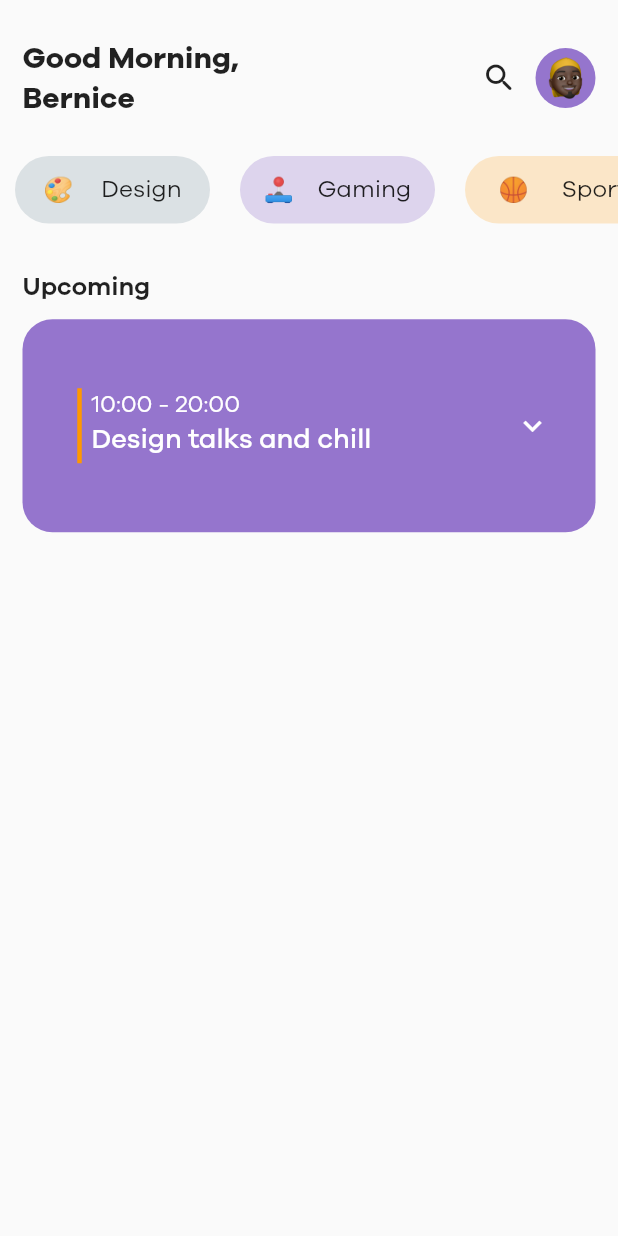
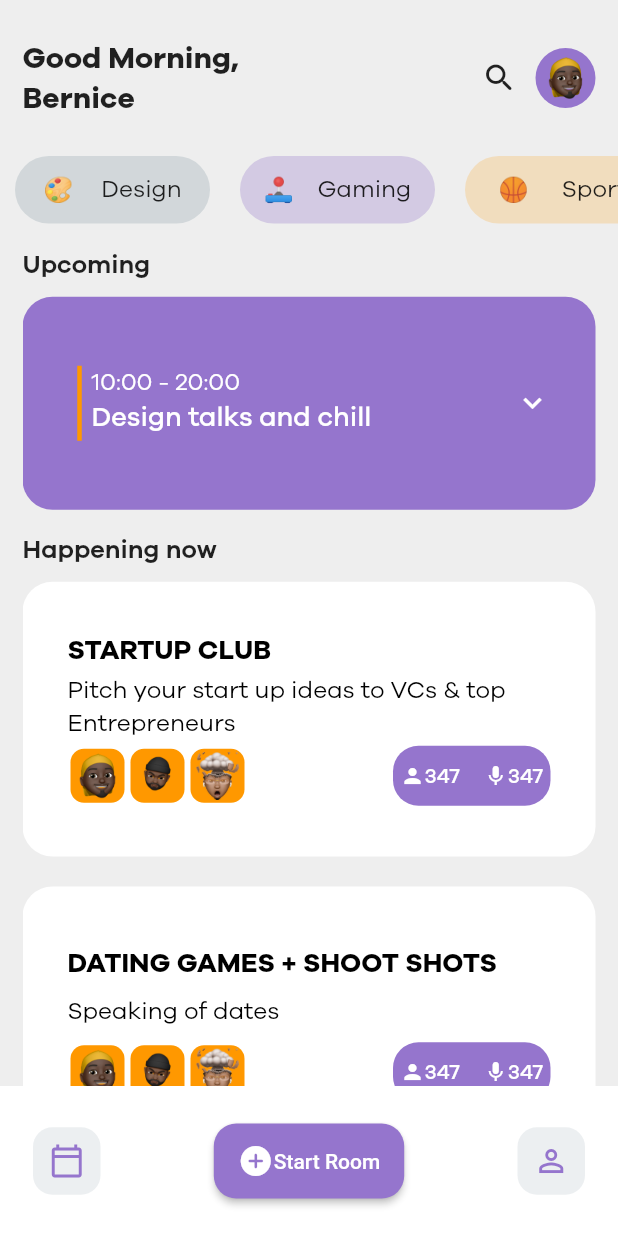
Before and after one commit to Codesait/geekHouse, a Flutter app: the screen it shows after launch, on a phone screen of 412 x 824 dp. Run offline on Flutter 3.47's test engine with Material 2 defaults, Android fonts, the phone set to English and light mode, and no system bars.

Commit message:
modified home

```diff
--- a/lib/main.dart
+++ b/lib/main.dart
@@ -12,7 +12,7 @@ class MyApp extends StatelessWidget {
     return MaterialApp(
       title: 'Club House',
       theme: ThemeData(
-        primarySwatch: Colors.blue,
+        primarySwatch: Colors.purple,
       ),
       home: Home(),
     );
--- a/lib/pages/home.dart
+++ b/lib/pages/home.dart
@@ -2,6 +2,8 @@ import 'package:flutter/material.dart';
 import 'package:flutter/rendering.dart';
 import 'package:projects/utils/data.dart';
 import 'package:projects/utils/size.dart';
+import 'package:projects/widget/BottomNav.dart';
+import 'package:projects/widget/currentTalks.dart';
 import 'package:projects/widget/home_custom_appbar.dart';
 import 'package:projects/widget/tab_pill.dart';
 import 'package:projects/widget/upComingTablet.dart';
@@ -22,11 +24,13 @@ class _HomeState extends State<Home> {
   @override
   Widget build(BuildContext context) {
     return Scaffold(
+      backgroundColor: Colors.grey.shade200,
       body: SafeArea(
+        maintainBottomViewPadding: false,
         child: Container(
           width: fullWidth(context),
           height: fullHeigth(context),
-          padding: const EdgeInsets.symmetric(vertical: 25),
+          padding: const EdgeInsets.only(top: 25),
           child: Column(
             children: [
 
@@ -62,13 +66,17 @@ class _HomeState extends State<Home> {
                 flex: 4,
                   child: Container(
                     width: fullWidth(context),
+                    decoration: BoxDecoration(
+                      borderRadius: BorderRadius.only(topRight: Radius.circular(20),topLeft: Radius.circular(20))
+                    ),
                     padding:  EdgeInsets.symmetric(horizontal: horizontalPad),
-                    child: body(),
+                    child: SingleChildScrollView(child: body()),
                   )),
             ],
           ),
         ),
       ),
+      bottomNavigationBar: BottomNav(),
     );
   }
 
@@ -77,6 +85,8 @@ class _HomeState extends State<Home> {
     return Column(
       crossAxisAlignment: CrossAxisAlignment.start,
       children: <Widget>[
+
+        //upComings
         Text(
           'Upcoming',
           style: TextStyle(
@@ -87,7 +97,30 @@ class _HomeState extends State<Home> {
 
         ),
         SizedBox(height: 10),
-        UpComings()
+        UpComings(),
+
+        // happening now
+        SizedBox(height: 15),
+        Text(
+          'Happening now',
+          style: TextStyle(
+              fontSize: 17,
+              fontWeight: FontWeight.w600,
+              fontFamily: "Galano"
+          ),
+
+        ),
+        Column(
+          children: data.talks.map((e) =>
+              CurrentTablet(
+                title: e['title'],
+                speaking: e['speaking'],
+                subtitle: e['subTitle'],
+                visitors: e['visitors']
+              )
+          ).toList(),
+        )
+
       ],
     );
   }
--- a/lib/utils/data.dart
+++ b/lib/utils/data.dart
@@ -28,4 +28,34 @@ class DataClass {
       "color": Colors.purple
     },
   ];
+
+
+
+  List<Map> talks = [
+    {
+      "title": "Startup club",
+      "subTitle": "Pitch your start up ideas to VCs & top Entrepreneurs",
+      "visitors": "347",
+      "speaking": "7"
+    },
+    {
+      "title": "Dating Games + shoot shots",
+      "subTitle": "Speaking of dates",
+      "visitors": "347",
+      "speaking": "7"
+    },
+    {
+      "title": "Mobile Devs",
+      "subTitle": "Design patterns in flutter/mobile development",
+      "visitors": "347",
+      "speaking": "7"
+    },
+    {
+      "title": "Startup club",
+      "subTitle": "Pitch your start up ideas to VCs & top Entrepreneurs",
+      "visitors": "347",
+      "speaking": "7"
+    },
+
+  ];
 }
--- /dev/null
+++ b/lib/widget/BottomNav.dart
@@ -0,0 +1,62 @@
+import 'package:flutter/material.dart';
+import 'package:projects/utils/size.dart';
+
+class BottomNav extends StatelessWidget {
+  const BottomNav({Key? key}) : super(key: key);
+
+  @override
+  Widget build(BuildContext context) {
+    return Container(
+      height: 100.0,
+      width: fullWidth(context),
+      padding: const EdgeInsets.all(20),
+      decoration: BoxDecoration(
+        color: Colors.white,
+      ),
+      child: Center(
+        child: Row(
+          mainAxisAlignment: MainAxisAlignment.spaceBetween,
+          children: [
+            box(child: Icon(Icons.calendar_today_outlined,color: Colors.deepPurple.shade300)),
+            SizedBox(
+              height: 50,
+              child: ElevatedButton(
+                  onPressed: (){},
+                  style: ElevatedButton.styleFrom(
+                    primary: Colors.deepPurple.shade300,
+                    shape: RoundedRectangleBorder(
+                      borderRadius: BorderRadius.circular(15)
+                    )
+                  ),
+                  child: Row(
+                    children: [
+                      Icon(Icons.add_circle_rounded),
+                      Text(
+                        'Start Room'
+                      )
+                    ],
+                  )
+              ),
+            ),
+
+            box(child: Icon(Icons.person_outline_outlined,color: Colors.deepPurple.shade300))
+          ],
+        ),
+      ),
+    );
+  }
+
+  Widget box({Widget? child}){
+    return Container(
+      height: 45,
+      width: 45,
+      margin: const EdgeInsets.symmetric(horizontal: 2),
+      padding: const EdgeInsets.all(2),
+      decoration: BoxDecoration(
+        borderRadius: BorderRadius.circular(13.0),
+        color: Colors.blueGrey.shade50,
+      ),
+      child: child,
+    );
+  }
+}
--- /dev/null
+++ b/lib/widget/currentTalks.dart
@@ -0,0 +1,129 @@
+import 'package:flutter/material.dart';
+import 'package:projects/utils/size.dart';
+
+class CurrentTablet extends StatelessWidget {
+  const CurrentTablet({
+    Key? key,
+    required this.title,
+    required this.speaking,
+    required this.subtitle,
+    required this.visitors
+  }) : super(key: key);
+  final String title;
+  final String subtitle;
+  final String visitors;
+  final String speaking;
+
+
+  @override
+  Widget build(BuildContext context) {
+    return Container(
+      width: fullWidth(context),
+      height: fullHeigth(context)/4.5,
+      padding: const EdgeInsets.all(30),
+      margin: const EdgeInsets.symmetric(vertical: 10),
+      decoration: BoxDecoration(
+          borderRadius: BorderRadius.circular(20),
+          color: Colors.white
+      ),
+      child: Center(
+        child: Column(
+          crossAxisAlignment: CrossAxisAlignment.start,
+          mainAxisAlignment: MainAxisAlignment.spaceEvenly,
+          children: [
+
+            // title
+            Text(
+              title.toUpperCase(),
+              style: TextStyle(
+                  fontFamily: 'Galano',
+                  color: Colors.black,
+                  fontWeight: FontWeight.bold,
+                  fontSize: 18
+              ),
+            ),
+
+            //subtitle
+            Text(
+              subtitle,
+              style: TextStyle(
+                  fontFamily: 'Galano',
+                  color: Colors.black,
+                  fontSize: 16
+              ),
+            ),
+
+            Row(
+              mainAxisAlignment: MainAxisAlignment.spaceBetween,
+              children: <Widget>[
+                Row(
+                  mainAxisAlignment: MainAxisAlignment.spaceEvenly,
+                  children: [
+                    peopleAvatar('assets/images/yello.png'),
+                    peopleAvatar('assets/images/boss.png'),
+                    peopleAvatar('assets/images/Daco.png')
+                  ],
+                ),
+                Container(
+                  height: 40,
+                  width: 105,
+                  padding: const EdgeInsets.all(5),
+                  decoration: BoxDecoration(
+                    borderRadius: BorderRadius.circular(17),
+                    color: Colors.deepPurple.shade300
+                  ),
+                  child: Row(
+                    mainAxisAlignment: MainAxisAlignment.spaceBetween,
+                    children: [
+                      Row(
+                        children: [
+                          Icon(Icons.person,color: Colors.white,size: 16,),
+                          Text(
+                            visitors,
+                            style: TextStyle(
+                                fontFamily: 'Galano',
+                                color: Colors.white,
+                                fontWeight: FontWeight.w500,
+                                fontSize: 14
+                            ),
+                          )
+                        ]),
+                      SizedBox(width: 5),
+                      Row(
+                          children: [
+                            Icon(Icons.mic,color: Colors.white,size: 16,),
+                            Text(
+                              visitors,
+                              style: TextStyle(
+                                  fontFamily: 'Galano',
+                                  color: Colors.white,
+                                  fontWeight: FontWeight.w500,
+                                  fontSize: 14
+                              ),
+                            )
+                          ])
+                    ],
+                  ),
+                )
+              ],
+            )
+          ],
+        ),
+      ),
+    );
+  }
+
+  Widget peopleAvatar(String image){
+    return Container(
+      height: 36,
+      width: 36,
+      margin: const EdgeInsets.symmetric(horizontal: 2),
+      padding: const EdgeInsets.all(2),
+      decoration: BoxDecoration(
+        borderRadius: BorderRadius.circular(9.0),
+        color: Colors.orange,
+      ),
+      child: Image.asset(image),
+    );
+  }
+}
```
